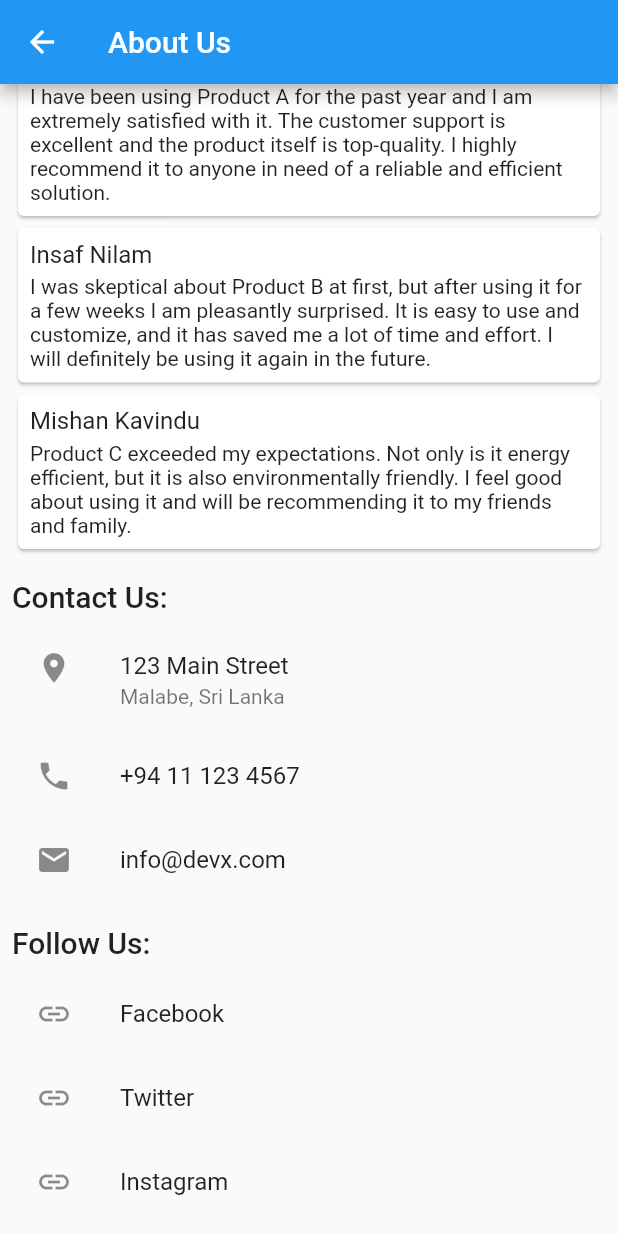
After one commit to MishanPerera/Institute_Management_App, a Flutter app: the AboutUsPage screen opened directly, scrolled down 676 dp, after a tap on "Facebook", on a phone screen of 412 x 824 dp. The commit adds this screen. Run offline on Flutter 3.47's test engine with Material 2 defaults, Android fonts, the phone set to English and light mode, and no system bars; our stand-ins replace cloud_firestore, email_validator, firebase_auth, firebase_core, firebase_database, flutter_slidable and 3 more; missing offline and left inert: day_picker; accounts and stored records are empty.

Commit message:
commit about us page

```diff
--- /dev/null
+++ b/institute_management_app/lib/screens/AboutUsPage.dart
@@ -0,0 +1,214 @@
+// ignore_for_file: deprecated_member_use, prefer_const_constructors, use_key_in_widget_constructors
+
+import 'package:flutter/material.dart';
+import 'package:url_launcher/url_launcher.dart';
+
+class AboutUsPage extends StatelessWidget {
+  @override
+  Widget build(BuildContext context) {
+    double screenWidth = MediaQuery.of(context).size.width;
+
+    final List<Developers> developers = [
+      Developers('Ninura Jayasekara', 'I have been using Product A for the past year and I am extremely satisfied with it. The customer support is excellent and the product itself is top-quality. I highly recommend it to anyone in need of a reliable and efficient solution.'),
+      Developers('Insaf Nilam', 'I was skeptical about Product B at first, but after using it for a few weeks I am pleasantly surprised. It is easy to use and customize, and it has saved me a lot of time and effort. I will definitely be using it again in the future.'),
+      Developers('Mishan Kavindu', 'Product C exceeded my expectations. Not only is it energy efficient, but it is also environmentally friendly. I feel good about using it and will be recommending it to my friends and family.'),
+    ];
+
+    return Scaffold(
+        appBar: AppBar(
+          title: Text('About Us'),
+        ),
+        body:SingleChildScrollView(
+          child: Column(
+            children: [
+
+              //Name and Logo
+              Container(
+                width: screenWidth,
+                padding: EdgeInsets.all(8),
+                child: Column(
+                  crossAxisAlignment: CrossAxisAlignment.center,
+                  mainAxisSize: MainAxisSize.max,
+                  mainAxisAlignment: MainAxisAlignment.start,
+                  children: [
+                    Text(
+                      'DevX Institute',
+                      style: Theme.of(context).textTheme.headline5,
+                    ),
+                    SizedBox(height: 8),
+                    Image.asset(
+                      'assets/About.png',
+                      width: 200,
+                      height: 200,
+                    ),
+                  ],
+                ),
+              ),
+
+              //brief summary
+              Container(
+                  width: screenWidth,
+                  padding: EdgeInsets.all(8),
+                  child: Text(
+                    'We offer a wide range of functionalities to meet the needs of our customers.',
+                    style: Theme.of(context).textTheme.bodyText2,
+                  )
+              ),
+
+              //statement and values
+              Container(
+                  width: screenWidth,
+                  padding: EdgeInsets.all(8),
+                  child: Column(
+                    crossAxisAlignment: CrossAxisAlignment.start,
+                    children: [
+                      Text(
+                        'Mission Statement:',
+                        style: Theme.of(context).textTheme.headline6,
+                      ),
+                      SizedBox(height: 8),
+                      Text(
+                        'Our mission is to provide our customers world standard products and services at affordable prices.',
+                        style: Theme.of(context).textTheme.bodyText2,
+                      ),
+                      SizedBox(height: 16),
+                      Text(
+                        'Values:',
+                        style: Theme.of(context).textTheme.headline6,
+                      ),
+                      SizedBox(height: 8),
+                      ListTile(
+                        leading: Icon(Icons.check),
+                        title: Text('Our first objective is to satisfy our customers.'),
+                      ),
+                      ListTile(
+                        leading: Icon(Icons.check),
+                        title: Text("We target incremental improvements"),
+                      ),
+                      ListTile(
+                        leading: Icon(Icons.check),
+                        title: Text('We prioritize being truthful and ethical in everything we do.'),
+                      ),
+                    ],
+                  )
+              ),
+
+
+
+
+
+
+              //Testimonials or reviews
+              Container(
+                width: screenWidth,
+                padding: EdgeInsets.all(8),
+                child: Text(
+                  'Developers:',
+                  style: Theme.of(context).textTheme.headline6,
+                ),
+              ),
+              Container(
+                width: screenWidth,
+                padding: EdgeInsets.all(8),
+                child: ListView.builder(
+                  shrinkWrap: true,
+                  itemCount: developers.length,
+                  itemBuilder: (context, index) {
+                    return Card(
+                      child: Padding(
+                        padding: const EdgeInsets.all(8.0),
+                        child: Column(
+                          crossAxisAlignment: CrossAxisAlignment.start,
+                          children: [
+                            Text(
+                              developers[index].author,
+                              style: Theme.of(context).textTheme.subtitle1,
+                            ),
+                            SizedBox(height: 4),
+                            Text(
+                              developers[index].text,
+                              style: Theme.of(context).textTheme.bodyText2,
+                            ),
+                          ],
+                        ),
+                      ),
+                    );
+                  },
+                ),
+              ),
+
+              //contact information
+              Container(
+                  width: screenWidth,
+                  padding: EdgeInsets.all(8),
+                  child: Column(
+                    crossAxisAlignment: CrossAxisAlignment.start,
+                    children: [
+                      Text(
+                        'Contact Us:',
+                        style: Theme.of(context).textTheme.headline6,
+                      ),
+                      SizedBox(height: 8),
+                      ListTile(
+                        leading: Icon(Icons.location_on),
+                        title: Text('123 Main Street'),
+                        subtitle: Text('Malabe, Sri Lanka'),
+                      ),
+                      ListTile(
+                        leading: Icon(Icons.phone),
+                        title: Text('+94 11 123 4567'),
+                      ),
+                      ListTile(
+                        leading: Icon(Icons.email),
+                        title: Text('info@devx.com'),
+                      ),
+                    ],
+                  )
+              ),
+
+              //social media
+              Container(
+                  width: screenWidth,
+                  padding: EdgeInsets.all(8),
+                  child: Column(
+                    crossAxisAlignment: CrossAxisAlignment.start,
+                    children: [
+                      Text(
+                        'Follow Us:',
+                        style: Theme.of(context).textTheme.headline6,
+                      ),
+                      SizedBox(height: 8),
+                      ListTile(
+                        leading: Icon(Icons.link),
+                        title: Text('Facebook'),
+                        onTap: () => launchUrl(Uri.parse('https://www.facebook.com/')),
+                      ),
+                      ListTile(
+                        leading: Icon(Icons.link),
+                        title: Text('Twitter'),
+                        onTap: () => launchUrl(Uri.parse('https://www.twitter.com/')),
+                      ),
+                      ListTile(
+                        leading: Icon(Icons.link),
+                        title: Text('Instagram'),
+                        onTap: () => launchUrl(Uri.parse('https://www.instagram.com/')),
+                      ),
+                    ],
+                  )
+              ),
+
+
+            ],
+          ),
+        )
+
+    );
+  }
+}
+
+class Developers{
+  final String author;
+  final String text;
+
+  Developers(this.author, this.text);
+}
--- a/institute_management_app/lib/screens/main_page.dart
+++ b/institute_management_app/lib/screens/main_page.dart
@@ -8,7 +8,7 @@ import 'package:institute_management_app/screens/time_table_screen.dart';
 import 'package:institute_management_app/screens/notice_screen.dart';
 import 'package:institute_management_app/screens/TeacherScreen.dart';
 import 'package:institute_management_app/screens/sample_page_3.dart';
-import 'package:institute_management_app/screens/sample_page_4.dart';
+import 'package:institute_management_app/screens/AboutUsPage.dart';
 import 'package:institute_management_app/screens/sample_page_5.dart';
 
 class MainPage extends StatefulWidget {
@@ -54,7 +54,7 @@ class _MainPageState extends State<MainPage> {
       case MenuItems.help:
         return const SamplePage3();
       case MenuItems.aboutUs:
-        return const SamplePage4();
+        return AboutUsPage();
       default:
         return const SamplePage5();
     }
--- a/institute_management_app/lib/screens/sample_page_4.dart
+++ /dev/null
@@ -1,22 +0,0 @@
-import 'package:flutter/material.dart';
-import 'package:flutter_zoom_drawer/flutter_zoom_drawer.dart';
-
-class SamplePage4 extends StatelessWidget {
-  const SamplePage4({Key? key}) : super(key: key);
-
-  @override
-  Widget build(BuildContext context) {
-    return Scaffold(
-      backgroundColor: Colors.greenAccent,
-      appBar: AppBar(
-        leading: IconButton(
-          icon: const Icon(Icons.menu),
-          onPressed: () => ZoomDrawer.of(context)!.toggle(),
-        ),
-        title: const Text(
-          "Page 4",
-        ),
-      ),
-    );
-  }
-}
--- a/institute_management_app/pubspec.yaml
+++ b/institute_management_app/pubspec.yaml
@@ -44,6 +44,7 @@ dependencies:
   firebase_database: ^10.0.16
   day_picker: ^2.1.1
   logger: ^1.2.2
+  url_launcher: ^6.1.10
 
 dev_dependencies:
   flutter_test:
```
Also changed, not shown: institute_management_app/pubspec.lock, 5 other files.
